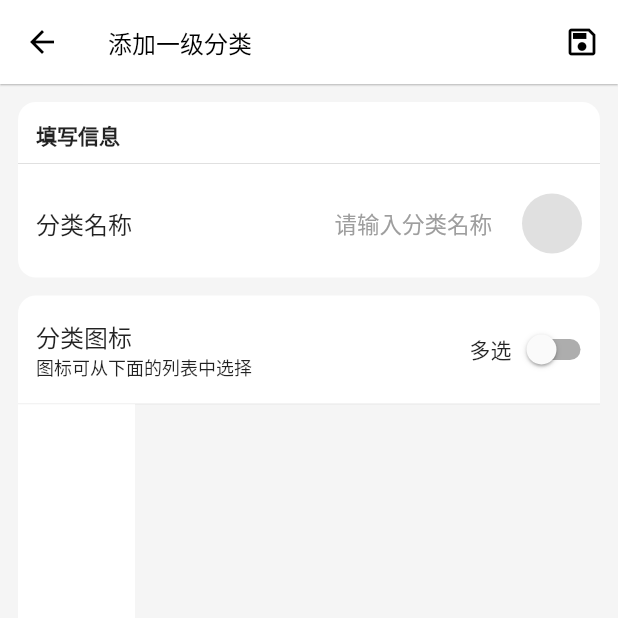
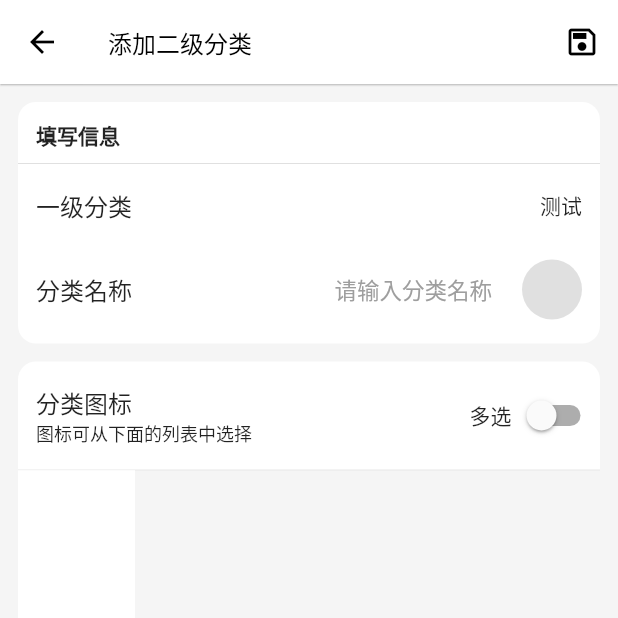
Before and after one commit to RunZhiXu/flutter_book_keep, a Flutter app: the screen it shows after launch, in the side drawer, after a tap on the "add" icon, on a phone screen of 412 x 824 dp, the top half of it. Run offline on Flutter 3.47's test engine with Material 2 defaults, Android fonts, the phone set to English and light mode, and no system bars; our stand-ins replace cached_network_image, shared_preferences, sqflite; missing offline and left inert: graphic; accounts and stored records are empty; network calls fail.

Commit message:
新增add icon;

```diff
--- /dev/null
+++ b/lib/model/order_icon_mo.dart
@@ -0,0 +1,52 @@
+/// 选择的icon
+/// [id] 主键id
+/// [name] 图标name 通过 IconFont.getIcon获取对应的图标data 如 test
+/// [nickname] 图标名 如测试
+/// [parentId] 上一级的图标id
+/// [iconId] icon表里的icon id
+/// [type] 0 支付 1 收入
+class OrderIconMo {
+  int? id;
+  String? name;
+  String? nickname;
+  int? parentId;
+  int? iconId;
+  int? type;
+  int? createTime;
+  int? updateTime;
+
+  OrderIconMo({
+    this.id,
+    this.name,
+    this.nickname,
+    this.parentId,
+    this.iconId,
+    this.type,
+    this.createTime,
+    this.updateTime,
+  });
+
+  OrderIconMo.fromJson(Map<String, dynamic> json) {
+    id = json['id'];
+    name = json['name'];
+    nickname = json['nickname'];
+    parentId = json['parent_id'];
+    iconId = json['icon_id'];
+    type = json['type'];
+    createTime = json['create_time'];
+    updateTime = json['update_time'];
+  }
+
+  Map<String, dynamic> toJson() {
+    final Map<String, dynamic> data = <String, dynamic>{};
+    data['id'] = id;
+    data['name'] = name;
+    data['nickname'] = nickname;
+    data['parent_id'] = parentId;
+    data['icon_id'] = iconId;
+    data['type'] = type;
+    data['create_time'] = createTime;
+    data['update_time'] = updateTime;
+    return data;
+  }
+}
--- a/lib/page/add_icon_page.dart
+++ b/lib/page/add_icon_page.dart
@@ -1,6 +1,8 @@
 import 'package:book_keeping_app/db/provider/icon_category_db_provider.dart';
+import 'package:book_keeping_app/db/provider/order_icon_db_provider.dart';
 import 'package:book_keeping_app/model/icon_category_mo.dart';
 import 'package:book_keeping_app/model/icon_mo.dart';
+import 'package:book_keeping_app/model/order_icon_mo.dart';
 import 'package:book_keeping_app/util/color.dart';
 import 'package:book_keeping_app/util/view_util.dart';
 import 'package:book_keeping_app/widget/icon_input.dart';
@@ -11,9 +13,11 @@ import '../db/provider/icon_db_provider.dart';
 import '../widget/iconfont.dart';
 
 class AddIconPage extends StatefulWidget {
-  final String? title;
+  final IconMo? icon;
+  final int type;
 
-  const AddIconPage({Key? key, this.title}) : super(key: key);
+  const AddIconPage({Key? key, this.icon, required this.type})
+      : super(key: key);
 
   @override
   State<AddIconPage> createState() => _AddIconPageState();
@@ -25,8 +29,9 @@ class _AddIconPageState extends State<AddIconPage> {
   bool switchBtn = false;
   int? selectCategoryId; // 点击的分类id
   List<int> selectIconId = []; // 选择的icon id
-  String? inputText; // 文本
-  String? iconName; // 单选时的icon
+  List<IconMo> selectIconList = []; // 选择的icon
+  String? iconName; // 单选时的icon name
+  String? inputText; // icon的nickname
 
   @override
   void initState() {
@@ -42,7 +47,7 @@ class _AddIconPageState extends State<AddIconPage> {
       backgroundColor: Colors.grey[100],
       appBar: AppBar(
         title: Text(
-          widget.title == null ? '添加分类' : widget.title!,
+          widget.icon == null ? '添加分类' : '添加二级分类',
           style: const TextStyle(fontSize: 16),
         ),
         elevation: 0.5,
@@ -52,7 +57,9 @@ class _AddIconPageState extends State<AddIconPage> {
               padding: EdgeInsets.only(right: 12),
               child: Icon(Icons.save_outlined),
             ),
-            onTap: () {},
+            onTap: () {
+              _save();
+            },
           )
         ],
       ),
@@ -85,6 +92,7 @@ class _AddIconPageState extends State<AddIconPage> {
                           ),
                         ),
                         const Divider(),
+                        parentIcon(),
                         Container(
                           padding: const EdgeInsets.only(
                               left: 12, right: 12, bottom: 12, top: 8),
@@ -100,6 +108,7 @@ class _AddIconPageState extends State<AddIconPage> {
                                   SizedBox(
                                     width: 150,
                                     child: IconInput(
+                                      text: inputText,
                                       hint: '请输入分类名称',
                                       lineStretch: false,
                                       obscureText: false,
@@ -188,6 +197,7 @@ class _AddIconPageState extends State<AddIconPage> {
                               setState(() {
                                 if (val == false && selectIconId.isNotEmpty) {
                                   selectIconId = [];
+                                  selectIconList = [];
                                 }
                                 switchBtn = val;
                                 iconName = null;
@@ -389,27 +399,32 @@ class _AddIconPageState extends State<AddIconPage> {
     // icon 未点击过
     if (!check) {
       var list = selectIconId;
+      var iconList = selectIconList;
       if (switchBtn) {
         list.add(icon.id!);
+        iconList.add(icon);
       } else {
         list = [icon.id!];
+        iconList = [icon];
         setState(() {
           iconName = icon.name!;
         });
       }
       setState(() {
         selectIconId = list;
+        selectIconList = iconList;
       });
     } else {
       var index = selectIconId.indexOf(icon.id!);
       var list = selectIconId;
+      var iconList = selectIconList;
       if (switchBtn) {
         list.removeAt(index);
-      } else {
-        list = [];
+        iconList.removeAt(index);
       }
       setState(() {
         selectIconId = list;
+        selectIconList = iconList;
       });
     }
   }
@@ -419,4 +434,50 @@ class _AddIconPageState extends State<AddIconPage> {
     var check = selectIconId.contains(id);
     return check ? primary : Colors.black12;
   }
+
+  // 保存
+  void _save() async {
+    if (selectIconList.isNotEmpty) {
+      OrderIconDbProvider orderIconDbProvider = OrderIconDbProvider();
+      await orderIconDbProvider.open();
+      var res = await orderIconDbProvider
+          .tableIsEmpty(orderIconDbProvider.tableName());
+      if (res) {
+        await orderIconDbProvider.createTable();
+      }
+      for (var i = 0; i < selectIconList.length; i++) {
+        var iconJson = selectIconList[i].toJson();
+        var time = DateTime.now().microsecondsSinceEpoch;
+        iconJson['id'] = null;
+        iconJson['parent_id'] = widget.icon != null ? widget.icon!.id : null;
+        iconJson['create_time'] = time;
+        iconJson['update_time'] = time;
+        if (inputText != null) {
+          iconJson['nickname'] = inputText;
+        }
+        OrderIconMo orderIcon = OrderIconMo.fromJson(iconJson);
+        await orderIconDbProvider.insert(orderIcon.toJson());
+        Navigator.of(context).pop();
+      }
+      await orderIconDbProvider.close();
+    }
+  }
+
+  // 父级icon
+  Widget parentIcon() {
+    if (widget.icon == null) return const SizedBox();
+    return Container(
+      padding: const EdgeInsets.only(left: 12, right: 12, bottom: 12, top: 8),
+      child: Row(
+        mainAxisAlignment: MainAxisAlignment.spaceBetween,
+        children: [
+          const Text(
+            '一级分类',
+            style: TextStyle(fontSize: 16),
+          ),
+          Text(widget.icon!.nickName!),
+        ],
+      ),
+    );
+  }
 }
--- a/lib/router/bottom_navigator.dart
+++ b/lib/router/bottom_navigator.dart
@@ -1,3 +1,4 @@
+import 'package:book_keeping_app/model/icon_mo.dart';
 import 'package:book_keeping_app/page/asset_page.dart';
 import 'package:book_keeping_app/page/home_page.dart';
 import 'package:book_keeping_app/router/routes.dart';
@@ -139,9 +140,18 @@ class _BottomNavigatorState extends State<BottomNavigator> {
     if (kDebugMode) {
       print('click add');
     }
+    // TODO test
+    var icon = IconMo(
+      id: 1,
+      name: "测试",
+      nickName: "测试",
+      iconCategoryId: 1,
+      createTime: 1658219751219218,
+      updateTime: 1658219751219218,
+    );
     HiNavigator.getInstance().onJumpTo(
       RouteStatus.addIcon,
-      args: {"title": "添加一级分类"},
+      args: {"icon": icon, "type": 0},
     );
   }
 }
--- a/lib/router/my_router_delegate.dart
+++ b/lib/router/my_router_delegate.dart
@@ -1,3 +1,4 @@
+import 'package:book_keeping_app/model/icon_mo.dart';
 import 'package:book_keeping_app/page/add_icon_page.dart';
 import 'package:book_keeping_app/router/bottom_navigator.dart';
 import 'package:book_keeping_app/router/routes.dart';
@@ -10,8 +11,9 @@ class MyRouterDelegate extends RouterDelegate<MyRouterPath>
   RouteStatus _routeStatus = RouteStatus.home;
   // 页面集合
   List<MaterialPage> pages = [];
-  // 添加分类页面的标题
-  String? title;
+  // 添加分类页面的icon
+  IconMo? icon;
+  int? iconType; // icon类型 0 支出 1收入
 
   @override
   Widget build(BuildContext context) {
@@ -29,7 +31,8 @@ class MyRouterDelegate extends RouterDelegate<MyRouterPath>
       page = pageWrap(const BottomNavigator());
     } else if (routeStatus == RouteStatus.addIcon) {
       page = pageWrap(AddIconPage(
-        title: title,
+        icon: icon,
+        type: iconType!,
       ));
     }
     // 重新创建数组，否则pages因引用没有改变路由不会生效
@@ -82,7 +85,8 @@ class MyRouterDelegate extends RouterDelegate<MyRouterPath>
       _routeStatus = routeStatus;
       // 传递参数
       if (routeStatus == RouteStatus.addIcon) {
-        title = args!['title'];
+        icon = args!['icon'];
+        iconType = args['type'];
       }
       notifyListeners();
     }));
--- a/lib/widget/icon_input.dart
+++ b/lib/widget/icon_input.dart
@@ -11,17 +11,19 @@ class IconInput extends StatefulWidget {
   final bool obscureText; // 密码输入
   final TextInputType? keyboardType; // 输入框接受的类型输入
   final int? maxLength;
+  final String? text; // 文本
 
-  const IconInput(
-      {Key? key,
+  const IconInput({
+    Key? key,
     required this.hint,
     this.onChanged,
     this.focusChanged,
     required this.lineStretch,
     required this.obscureText,
     this.keyboardType,
-      this.maxLength})
-      : super(key: key);
+    this.maxLength,
+    this.text,
+  }) : super(key: key);
 
   @override
   State<IconInput> createState() => _IconInputState();
@@ -29,10 +31,14 @@ class IconInput extends StatefulWidget {
 
 class _IconInputState extends State<IconInput> {
   final _focusNode = FocusNode();
+  final _textController = TextEditingController();
 
   @override
   void initState() {
     super.initState();
+    if (widget.text != null) {
+      _textController.text = widget.text!;
+    }
     // 是否获取到光标
     _focusNode.addListener(() {
       if (kDebugMode) {
@@ -60,6 +66,7 @@ class _IconInputState extends State<IconInput> {
 
   _input() {
     return TextField(
+      controller: _textController,
       textAlign: TextAlign.right,
       focusNode: _focusNode,
       onChanged: widget.onChanged,
--- a/pubspec.yaml
+++ b/pubspec.yaml
@@ -39,6 +39,7 @@ dependencies:
   graphic: ^0.10.5
   sqflite: ^2.0.3
   path: ^1.8.1
+  flutter_easyloading: ^3.0.5
 
 dev_dependencies:
   flutter_test:
```
Also changed, not shown: lib/db/base_db.dart (+8 -0 lines), lib/db/provider/order_icon_db_provider.dart (added, +23 -0 lines), pubspec.lock. Lines whose indentation alone changed are shown as unchanged.
